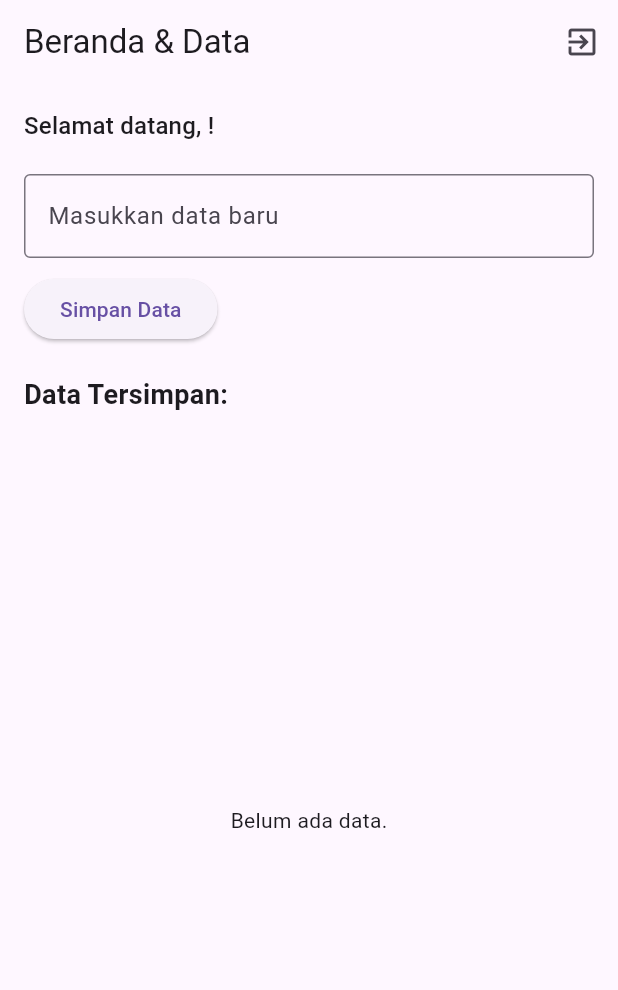
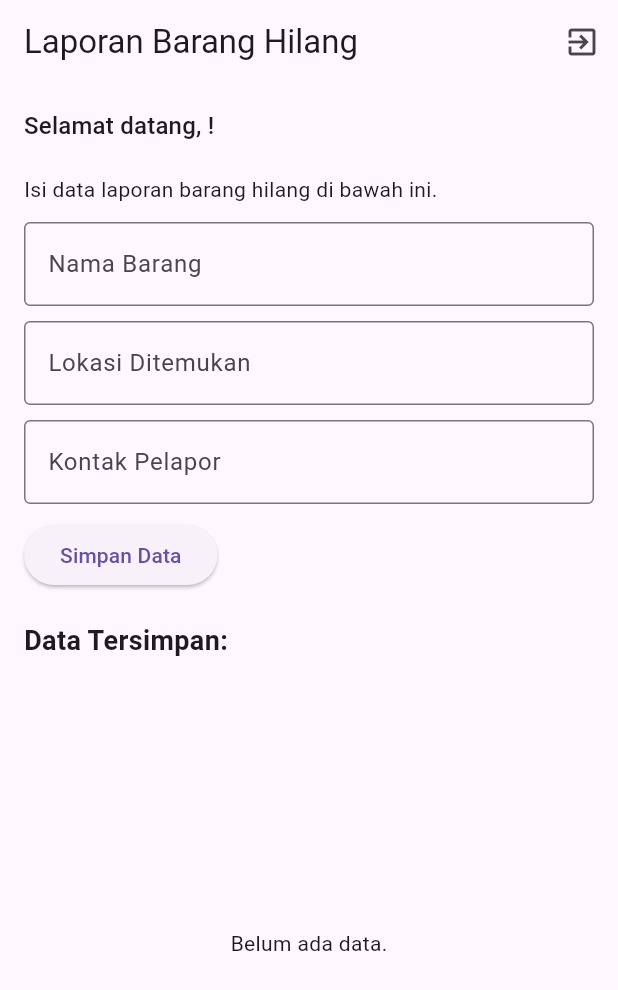
Before and after one commit to ReyKy17/Flutter-Authentication, a Flutter app: the screen it shows once a user with an empty profile is signed in, after a tap on "Simpan Data", on a phone screen of 412 x 824 dp. Shown: the top 990 px of the screen. Run offline on Flutter 3.47's test engine with Material 3 defaults, Android fonts, the phone set to English and light mode, and no system bars; our stand-ins replace cloud_firestore, firebase_auth, firebase_core; accounts and stored records are empty.

Commit message:
Update fitur dengan topik laporan kehilangan barang

```diff
--- a/lib/home_screen.dart
+++ b/lib/home_screen.dart
@@ -2,38 +2,89 @@ import 'package:flutter/material.dart';
 import 'package:firebase_auth/firebase_auth.dart';
 import 'package:cloud_firestore/cloud_firestore.dart';
 
+//1
 class HomeScreen extends StatefulWidget {
   const HomeScreen({super.key});
 
   @override
   State<HomeScreen> createState() => _HomeScreenState();
 }
+//
 
 class _HomeScreenState extends State<HomeScreen> {
+//2
   final FirebaseFirestore _firestore = FirebaseFirestore.instance;
-  final TextEditingController _dataController = TextEditingController();
+  final TextEditingController _namaBarangController = TextEditingController();
+  final TextEditingController _lokasiController = TextEditingController();
+  final TextEditingController _kontakController = TextEditingController();
+//
 
   @override
   void dispose() {
-    _dataController.dispose();
+    _namaBarangController.dispose();
+    _lokasiController.dispose();
+    _kontakController.dispose();
     super.dispose();
   }
 
-  Future<void> _addData() async {
+//3
+  Future<void> _simpanLaporan() async {
     final user = FirebaseAuth.instance.currentUser;
-    final text = _dataController.text.trim();
+    final namaBarang = _namaBarangController.text.trim();
+    final lokasiDitemukan = _lokasiController.text.trim();
+    final kontakPelapor = _kontakController.text.trim();
 
-    if (user == null || text.isEmpty) return;
+    if (user == null ||
+        namaBarang.isEmpty ||
+        lokasiDitemukan.isEmpty ||
+        kontakPelapor.isEmpty) {
+      return;
+    }
 
     await _firestore.collection('user_data').add({
-      'text': text,
+      'namaBarang': namaBarang,
+      'lokasiDitemukan': lokasiDitemukan,
+      'kontakPelapor': kontakPelapor,
       'createdAt': Timestamp.now(),
       'userId': user.uid,
-      'userEmail': user.email,
+      'userEmail': user.email ?? '',
     });
 
-    _dataController.clear();
+    _namaBarangController.clear();
+    _lokasiController.clear();
+    _kontakController.clear();
   }
+//
+//8
+  Future<void> _hapusLaporan(String docId) async {
+    await _firestore.collection('user_data').doc(docId).delete();
+  }
+//
+//9
+  Future<void> _confirmDelete(String docId) async {
+    final confirmed = await showDialog<bool>(
+      context: context,
+      builder: (context) => AlertDialog(
+        title: const Text('Hapus data?'),
+        content: const Text('Apakah Anda yakin ingin menghapus laporan ini?'),
+        actions: [
+          TextButton(
+            onPressed: () => Navigator.pop(context, false),
+            child: const Text('Batal'),
+          ),
+          ElevatedButton(
+            onPressed: () => Navigator.pop(context, true),
+            child: const Text('Hapus'),
+          ),
+        ],
+      ),
+    );
+
+    if (confirmed == true) {
+      await _hapusLaporan(docId);
+    }
+  }
+//
 
   @override
   Widget build(BuildContext context) {
@@ -41,14 +92,16 @@ class _HomeScreenState extends State<HomeScreen> {
 
     return Scaffold(
       appBar: AppBar(
-        title: const Text('Beranda & Data'),
+        title: const Text('Laporan Barang Hilang'),
         actions: [
+//10
           IconButton(
             icon: const Icon(Icons.exit_to_app),
             onPressed: () async {
               await FirebaseAuth.instance.signOut();
             },
           ),
+//
         ],
       ),
       body: Padding(
@@ -64,22 +117,49 @@ class _HomeScreenState extends State<HomeScreen> {
 
             const SizedBox(height: 20),
 
-            // INPUT DATA
+            Text(
+              'Isi data laporan barang hilang di bawah ini.',
+              style: Theme.of(context).textTheme.bodyMedium,
+            ),
+
+            const SizedBox(height: 12),
+//4
             TextField(
-              controller: _dataController,
+              controller: _namaBarangController,
               decoration: const InputDecoration(
-                labelText: 'Masukkan data baru',
+                labelText: 'Nama Barang',
                 border: OutlineInputBorder(),
               ),
             ),
 
             const SizedBox(height: 10),
 
+            TextField(
+              controller: _lokasiController,
+              decoration: const InputDecoration(
+                labelText: 'Lokasi Ditemukan',
+                border: OutlineInputBorder(),
+              ),
+            ),
+
+            const SizedBox(height: 10),
+
+            TextField(
+              controller: _kontakController,
+              keyboardType: TextInputType.phone,
+              decoration: const InputDecoration(
+                labelText: 'Kontak Pelapor',
+                border: OutlineInputBorder(),
+              ),
+            ),
+//
+            const SizedBox(height: 10),
+//5
             ElevatedButton(
-              onPressed: _addData,
+              onPressed: _simpanLaporan,
               child: const Text('Simpan Data'),
             ),
-
+//
             const SizedBox(height: 20),
 
             const Text(
@@ -94,12 +174,14 @@ class _HomeScreenState extends State<HomeScreen> {
 
             // LIST DATA
             Expanded(
+//6
               child: StreamBuilder<QuerySnapshot>(
                 stream: _firestore
                     .collection('user_data')
                     .where('userId', isEqualTo: user?.uid)
                     .orderBy('createdAt', descending: true)
                     .snapshots(),
+//
                 builder: (context, snapshot) {
                   if (snapshot.connectionState ==
                       ConnectionState.waiting) {
@@ -122,29 +204,41 @@ class _HomeScreenState extends State<HomeScreen> {
                   }
 
                   final docs = snapshot.data!.docs;
-
+//7
                   return ListView.builder(
                     itemCount: docs.length,
                     itemBuilder: (context, index) {
                       final data =
                           docs[index].data() as Map<String, dynamic>;
 
+                      final namaBarang = data['namaBarang'] ?? '-';
+                      final lokasiDitemukan =
+                          data['lokasiDitemukan'] ?? '-';
+                      final kontakPelapor =
+                          data['kontakPelapor'] ?? '-';
                       final createdAt =
-                          (data['createdAt'] as Timestamp)
-                              .toDate()
-                              .toString();
+                          (data['createdAt'] as Timestamp?)?.toDate().toString() ??
+                              'Tidak ada waktu';
 
                       return Card(
                         margin: const EdgeInsets.symmetric(vertical: 5),
                         child: ListTile(
-                          title: Text(data['text']),
+                          title: Text(namaBarang.toString()),
                           subtitle: Text(
-                            '${data['userEmail']} • $createdAt',
+                            'Lokasi: $lokasiDitemukan\n'
+                            'Kontak: $kontakPelapor\n'
+                            'Pelapor: ${data['userEmail'] ?? '-'} • $createdAt',
+                          ),
+                          trailing: IconButton(
+                            icon: const Icon(Icons.delete_outline),
+                            tooltip: 'Hapus data',
+                            onPressed: () => _confirmDelete(docs[index].id),
                           ),
                         ),
                       );
                     },
                   );
+//
                 },
               ),
             ),
```
Also changed, not shown: lib/auth_screen.dart (+14 -4 lines), lib/main.dart (+10 -1 lines).
